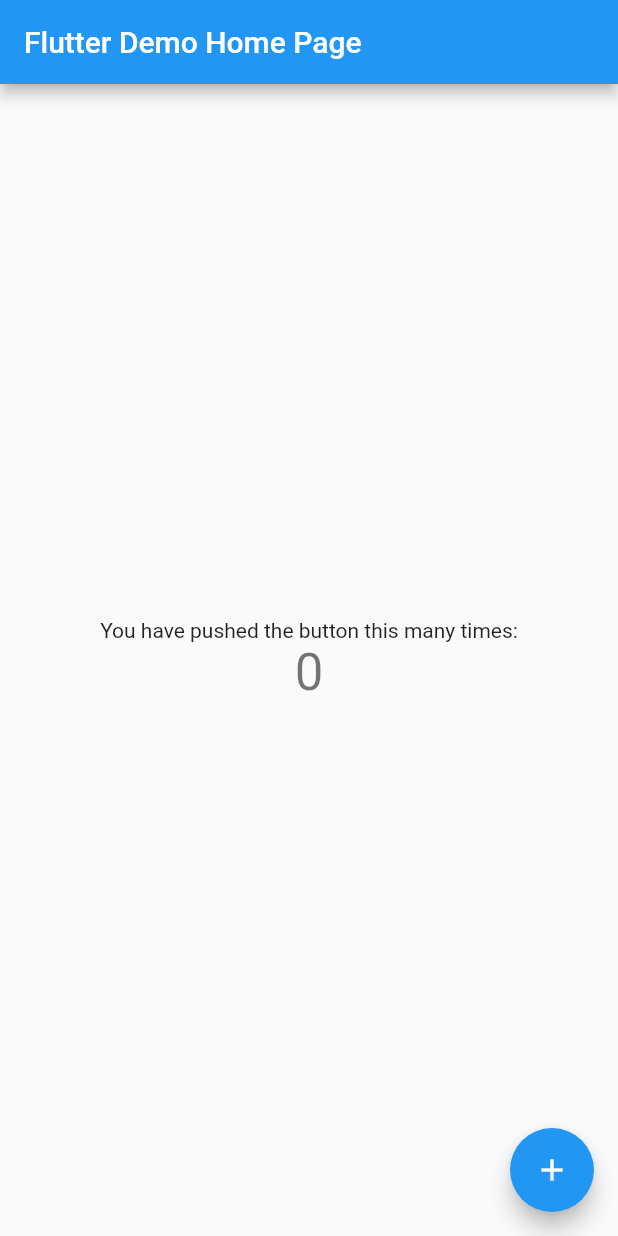
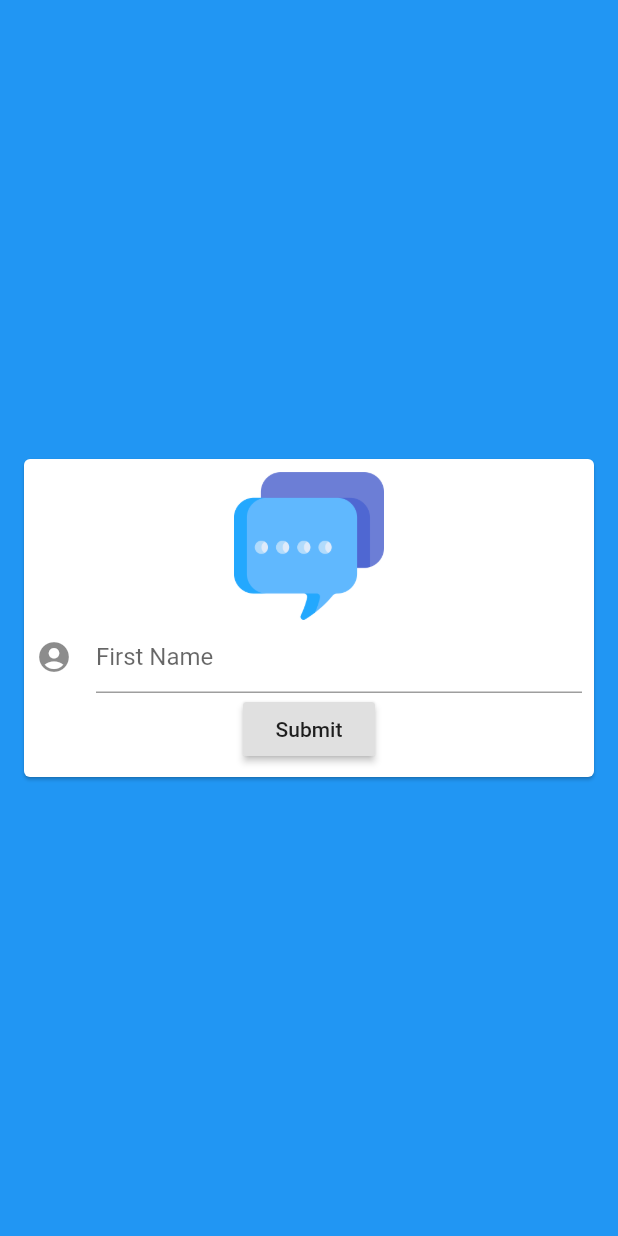
Before and after one commit to paillardf/flutter-chat-codelab, a Flutter app: the screen it shows after launch, on a phone screen of 412 x 824 dp. Run offline on Flutter 3.47's test engine with Material 2 defaults, Android fonts, the phone set to English and light mode, and no system bars; our stand-ins replace cloud_firestore, date_format; missing offline and left inert: two_letter_icon; accounts and stored records are empty.

Commit message:
feat(Chat): codelab end

```diff
--- /dev/null
+++ b/lib/home_page.dart
@@ -0,0 +1,67 @@
+import 'package:chat/chat_page.dart';
+import 'package:flutter/material.dart';
+
+class HomePage extends StatelessWidget {
+  @override
+  Widget build(BuildContext context) {
+    return Scaffold(
+      backgroundColor: Theme.of(context).primaryColor,
+      body: Container(
+        child: Center(
+          child: LoginForm(),
+        ),
+      ),
+    );
+  }
+}
+
+class LoginForm extends StatefulWidget {
+  @override
+  _LoginFormState createState() => _LoginFormState();
+}
+
+class _LoginFormState extends State<LoginForm> {
+  final textController = TextEditingController();
+
+  @override
+  Widget build(BuildContext context) {
+    return Card(
+      clipBehavior: Clip.antiAlias,
+      margin: const EdgeInsets.all(16.0),
+      child: Padding(
+        padding: const EdgeInsets.all(8.0),
+        child: Column(
+          mainAxisSize: MainAxisSize.min,
+          crossAxisAlignment: CrossAxisAlignment.center,
+          children: <Widget>[
+            Image.asset(
+              'images/logo.png',
+              width: 100,
+            ),
+            TextField(
+              controller: textController,
+              decoration: InputDecoration(
+                hintText: "First Name",
+                icon: Icon(Icons.account_circle),
+              ),
+            ),
+            RaisedButton(
+              onPressed: () {
+                if (textController.text.isNotEmpty) {
+                  Navigator.of(context).push(
+                    MaterialPageRoute(
+                      builder: (BuildContext context) {
+                        return ChatPage(name: textController.text);
+                      },
+                    ),
+                  );
+                }
+              },
+              child: Text('Submit'),
+            ),
+          ],
+        ),
+      ),
+    );
+  }
+}
--- a/lib/main.dart
+++ b/lib/main.dart
@@ -1,4 +1,6 @@
 import 'package:flutter/material.dart';
+
+import 'home_page.dart';
 
 void main() => runApp(MyApp());
 
@@ -20,92 +22,7 @@ class MyApp extends StatelessWidget {
         // is not restarted.
         primarySwatch: Colors.blue,
       ),
-      home: MyHomePage(title: 'Flutter Demo Home Page'),
+      home: HomePage(),
     );
   }
 }
-
-class MyHomePage extends StatefulWidget {
-  MyHomePage({Key key, this.title}) : super(key: key);
-
-  // This widget is the home page of your application. It is stateful, meaning
-  // that it has a State object (defined below) that contains fields that affect
-  // how it looks.
-
-  // This class is the configuration for the state. It holds the values (in this
-  // case the title) provided by the parent (in this case the App widget) and
-  // used by the build method of the State. Fields in a Widget subclass are
-  // always marked "final".
-
-  final String title;
-
-  @override
-  _MyHomePageState createState() => _MyHomePageState();
-}
-
-class _MyHomePageState extends State<MyHomePage> {
-  int _counter = 0;
-
-  void _incrementCounter() {
-    setState(() {
-      // This call to setState tells the Flutter framework that something has
-      // changed in this State, which causes it to rerun the build method below
-      // so that the display can reflect the updated values. If we changed
-      // _counter without calling setState(), then the build method would not be
-      // called again, and so nothing would appear to happen.
-      _counter++;
-    });
-  }
-
-  @override
-  Widget build(BuildContext context) {
-    // This method is rerun every time setState is called, for instance as done
-    // by the _incrementCounter method above.
-    //
-    // The Flutter framework has been optimized to make rerunning build methods
-    // fast, so that you can just rebuild anything that needs updating rather
-    // than having to individually change instances of widgets.
-    return Scaffold(
-      appBar: AppBar(
-        // Here we take the value from the MyHomePage object that was created by
-        // the App.build method, and use it to set our appbar title.
-        title: Text(widget.title),
-      ),
-      body: Center(
-        // Center is a layout widget. It takes a single child and positions it
-        // in the middle of the parent.
-        child: Column(
-          // Column is also a layout widget. It takes a list of children and
-          // arranges them vertically. By default, it sizes itself to fit its
-          // children horizontally, and tries to be as tall as its parent.
-          //
-          // Invoke "debug painting" (press "p" in the console, choose the
-          // "Toggle Debug Paint" action from the Flutter Inspector in Android
-          // Studio, or the "Toggle Debug Paint" command in Visual Studio Code)
-          // to see the wireframe for each widget.
-          //
-          // Column has various properties to control how it sizes itself and
-          // how it positions its children. Here we use mainAxisAlignment to
-          // center the children vertically; the main axis here is the vertical
-          // axis because Columns are vertical (the cross axis would be
-          // horizontal).
-          mainAxisAlignment: MainAxisAlignment.center,
-          children: <Widget>[
-            Text(
-              'You have pushed the button this many times:',
-            ),
-            Text(
-              '$_counter',
-              style: Theme.of(context).textTheme.display1,
-            ),
-          ],
-        ),
-      ),
-      floatingActionButton: FloatingActionButton(
-        onPressed: _incrementCounter,
-        tooltip: 'Increment',
-        child: Icon(Icons.add),
-      ), // This trailing comma makes auto-formatting nicer for build methods.
-    );
-  }
-}
```
Also changed, not shown: lib/chat_page.dart (added, +140 -0 lines), public/files/google-services.json (added, +40 -0 lines), pubspec.yaml (+9 -5 lines), firebase.json, images/logo.png (added), pubspec.lock, 17 other files.
